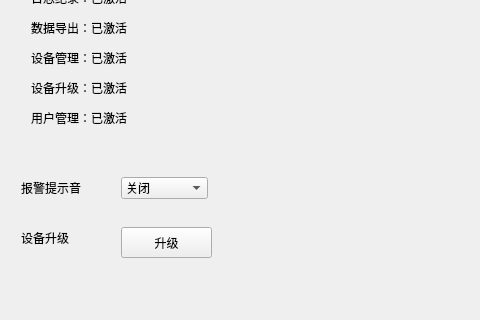
This is CleverManager/setups/setupmainwid.ui in ChinaClever/CleverManagerV3 as Qt 5 draws it before an edit; both pictures show x 0 to 480 and y 210 to 530 of the 905 by 530 pixel window. The edited form follows.
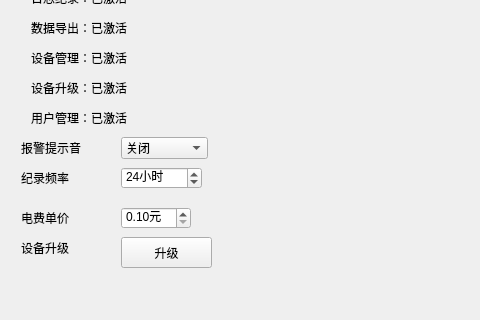
This is the edited form.

```diff
--- a/CleverManager/setups/setupmainwid.ui
+++ b/CleverManager/setups/setupmainwid.ui
@@ -94,7 +94,7 @@
       <property name="geometry">
        <rect>
         <x>110</x>
-        <y>390</y>
+        <y>400</y>
         <width>91</width>
         <height>31</height>
        </rect>
@@ -224,7 +224,7 @@
       <property name="geometry">
        <rect>
         <x>110</x>
-        <y>340</y>
+        <y>300</y>
         <width>87</width>
         <height>22</height>
        </rect>
@@ -244,7 +244,7 @@
       <property name="geometry">
        <rect>
         <x>10</x>
-        <y>340</y>
+        <y>300</y>
         <width>91</width>
         <height>21</height>
        </rect>
@@ -257,7 +257,7 @@
       <property name="geometry">
        <rect>
         <x>10</x>
-        <y>390</y>
+        <y>400</y>
         <width>91</width>
         <height>21</height>
        </rect>
@@ -266,6 +266,73 @@
        <string>设备升级</string>
       </property>
      </widget>
+     <widget class="QLabel" name="label_13">
+      <property name="geometry">
+       <rect>
+        <x>10</x>
+        <y>330</y>
+        <width>91</width>
+        <height>21</height>
+       </rect>
+      </property>
+      <property name="text">
+       <string>纪录频率</string>
+      </property>
+     </widget>
+     <widget class="QSpinBox" name="logSpin">
+      <property name="geometry">
+       <rect>
+        <x>110</x>
+        <y>330</y>
+        <width>81</width>
+        <height>22</height>
+       </rect>
+      </property>
+      <property name="suffix">
+       <string>小时</string>
+      </property>
+      <property name="minimum">
+       <number>1</number>
+      </property>
+      <property name="singleStep">
+       <number>1</number>
+      </property>
+      <property name="value">
+       <number>24</number>
+      </property>
+     </widget>
+     <widget class="QLabel" name="label_14">
+      <property name="geometry">
+       <rect>
+        <x>10</x>
+        <y>370</y>
+        <width>91</width>
+        <height>21</height>
+       </rect>
+      </property>
+      <property name="text">
+       <string>电费单价</string>
+      </property>
+     </widget>
+     <widget class="QDoubleSpinBox" name="priceSPin">
+      <property name="geometry">
+       <rect>
+        <x>110</x>
+        <y>370</y>
+        <width>70</width>
+        <height>22</height>
+       </rect>
+      </property>
+      <property name="prefix">
+       <string/>
+      </property>
+      <property name="suffix">
+       <string>元</string>
+      </property>
+      <property name="minimum">
+       <double>0.100000000000000</double>
+      </property>
+     </widget>
     </widget>
    </item>
    <item row="1" column="1">
```
